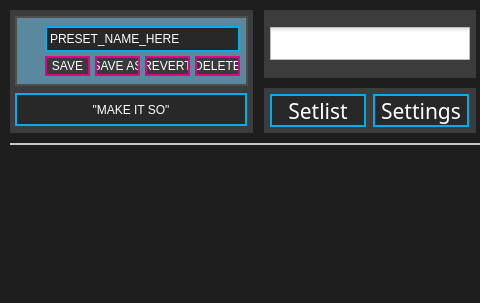
This is standalone/advanced/forms/mainwindow.ui in Muse-Kinetics/softstep_editor as Qt 5 draws it before an edit; both pictures show x 0 to 480 and y 0 to 303 of the 690 by 303 pixel window. The edited form follows.
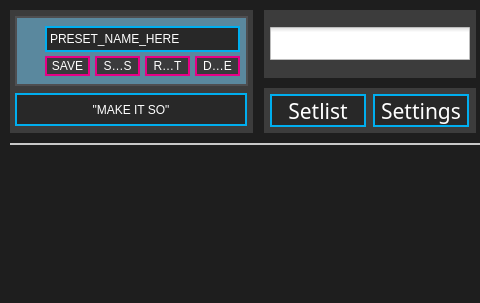
This is the edited form. Icons and pictures are not drawn.

Commit message: changed the save, save as, revert, and delete buttons from pushbuttons to toolbuttons so the entire button is clickable. changed the buttons in the save as and delete preset forms as well. everything seems to be working fine after the change.

```diff
--- a/standalone/advanced/forms/mainwindow.ui
+++ b/standalone/advanced/forms/mainwindow.ui
@@ -143,6 +143,25 @@
 	padding: 0, 1, 0, 0;
 }
 
+/*----------- QToolButton ------------*/
+QToolButton
+{
+	background: rgb(58,58,60);
+	color: white;
+	border: 2px solid rgb(230,0,134);
+	font: 9pt &quot;Futura&quot;;
+	padding: 0,1,0,0;
+}
+
+QToolButton:pressed
+{
+	background: rgb(230, 0, 134);
+	color: white;
+	border: none;
+	font: 9pt &quot;Futura&quot;;
+	padding: 0, 1, 0, 0;
+}
+
 /*----------- QLabel ------------*/
 QLabel
 {
@@ -232,7 +251,7 @@
        <string>SAVE</string>
       </property>
      </widget>
-     <widget class="QPushButton" name="saveas">
+     <widget class="QToolButton" name="saveas">
       <property name="geometry">
        <rect>
         <x>80</x>
@@ -248,7 +267,7 @@
        <string>SAVE AS</string>
       </property>
      </widget>
-     <widget class="QPushButton" name="revert">
+     <widget class="QToolButton" name="revert">
       <property name="geometry">
        <rect>
         <x>130</x>
@@ -264,7 +283,7 @@
        <string>REVERT</string>
       </property>
      </widget>
-     <widget class="QPushButton" name="deletepreset">
+     <widget class="QToolButton" name="deletepreset">
       <property name="geometry">
        <rect>
         <x>180</x>
```
Left out of the diff: 21 changed lines with no effect on the pictures. The commit also changes 3 other files.
